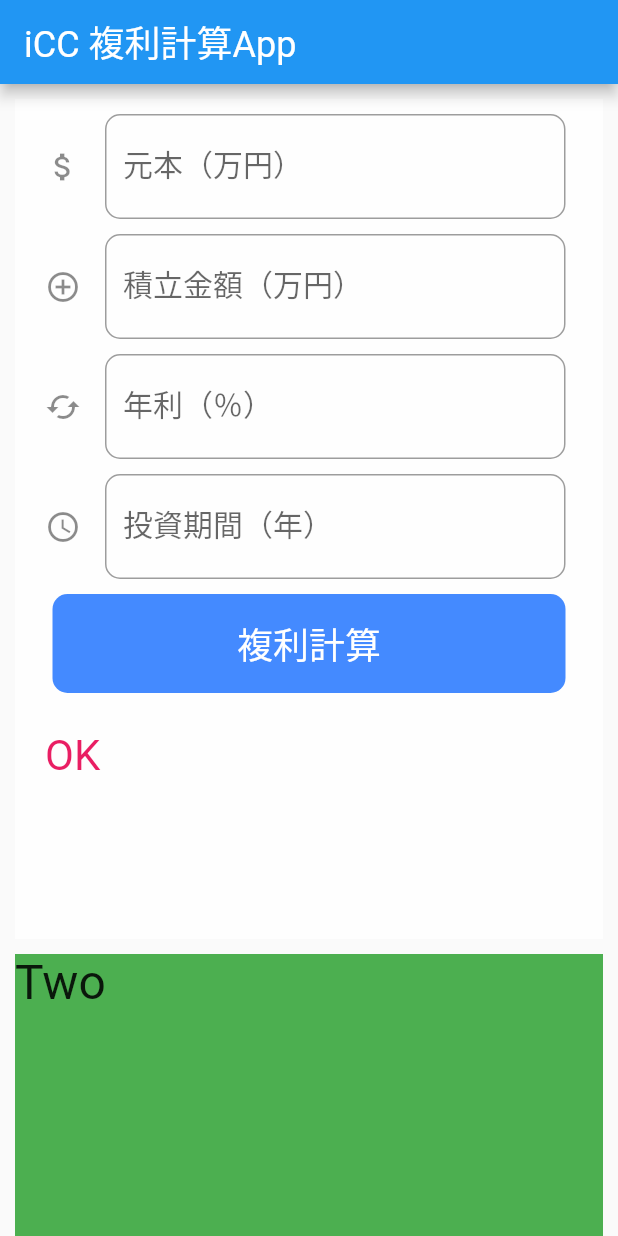
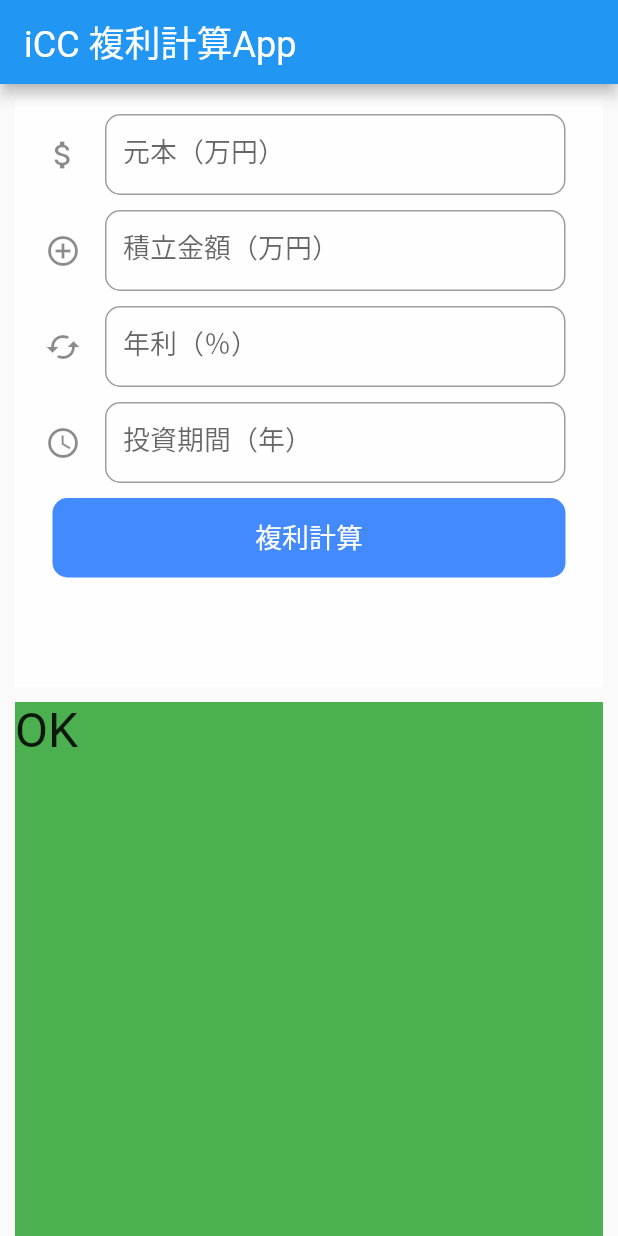
Before and after one commit to earlydogs/fluttertest1app, a Flutter app: the screen it shows after launch, on a phone screen of 412 x 824 dp. Run offline on Flutter 3.47's test engine with Material 2 defaults, Android fonts, the phone set to English and light mode, and no system bars; our stand-ins replace decimal.

Commit message:
20190918 1st complete input form

```diff
--- a/lib/main.dart
+++ b/lib/main.dart
@@ -1,7 +1,6 @@
 import 'package:flutter/material.dart';
 import 'package:decimal/decimal.dart';
 import 'dart:math';
-import 'package:keyboard_actions/keyboard_actions.dart';
 import 'package:flutter/cupertino.dart';
 
 void main() {
@@ -36,9 +35,10 @@ class _MyHomePageState extends State<MyHomePage> {
   var _message;
 //  final d = Decimal.parse;
 
-
-  var _emailFocusNode = FocusNode();
-  var _passwordFocusNode = FocusNode();
+  var _currentBalanceFocusNode = FocusNode();
+  var _monthlyAdditionFocusNode = FocusNode();
+  var _interestRateYearFocusNode = FocusNode();
+  var _periodYearFocusNode = FocusNode();
 
   //入力項目のコントローラ
   final _controllerCurrentBalance = TextEditingController();
@@ -46,7 +46,6 @@ class _MyHomePageState extends State<MyHomePage> {
   final _controllerInterestRateYear = TextEditingController();
   final _controllerPeriodYear = TextEditingController();
   //final _textController = TextEditingController();
-
 
   @override
   void initState() {
@@ -80,15 +79,16 @@ class _MyHomePageState extends State<MyHomePage> {
       ),
       body: GestureDetector(
         onTap: () {
-    _emailFocusNode.unfocus();
-    _passwordFocusNode.unfocus();
-
+          _currentBalanceFocusNode.unfocus();
+          _monthlyAdditionFocusNode.unfocus();
+          _interestRateYearFocusNode.unfocus();
+          _periodYearFocusNode.unfocus();
         },
-    child:new GridView.extent(
+        child: new GridView.extent(
           maxCrossAxisExtent: 600.0,
           mainAxisSpacing: 10.0,
           crossAxisSpacing: 10.0,
-          childAspectRatio: 0.7,
+          childAspectRatio: 1.0,
           padding: const EdgeInsets.all(10.0),
           children: <Widget>[
             Container(
@@ -111,9 +111,10 @@ class _MyHomePageState extends State<MyHomePage> {
                         ),
                         controller: _controllerCurrentBalance,
                         keyboardType: TextInputType.number,
-                          focusNode: _emailFocusNode,
+                        focusNode: _currentBalanceFocusNode,
                         style: TextStyle(
-                            fontSize: 20.0,
+                            fontSize: 18.0,
+                            height: 0.8,
                             color: Colors.blueAccent,
                             fontWeight: FontWeight.w400,
                             fontFamily: "Roboto"),
@@ -132,9 +133,10 @@ class _MyHomePageState extends State<MyHomePage> {
                         ),
                         controller: _controllerMonthlyAddition,
                         keyboardType: TextInputType.number,
-                          focusNode: _passwordFocusNode,
+                        focusNode: _monthlyAdditionFocusNode,
                         style: TextStyle(
-                            fontSize: 20.0,
+                            fontSize: 18.0,
+                            height: 0.8,
                             color: Colors.blueAccent,
                             fontWeight: FontWeight.w400,
                             fontFamily: "Roboto"),
@@ -153,8 +155,10 @@ class _MyHomePageState extends State<MyHomePage> {
                         ),
                         controller: _controllerInterestRateYear,
                         keyboardType: TextInputType.number,
+                        focusNode: _interestRateYearFocusNode,
                         style: TextStyle(
-                            fontSize: 20.0,
+                            fontSize: 18.0,
+                            height: 0.8,
                             color: Colors.blueAccent,
                             fontWeight: FontWeight.w400,
                             fontFamily: "Roboto"),
@@ -173,8 +177,10 @@ class _MyHomePageState extends State<MyHomePage> {
                         ),
                         controller: _controllerPeriodYear,
                         keyboardType: TextInputType.number,
+                        focusNode: _periodYearFocusNode,
                         style: TextStyle(
-                            fontSize: 20.0,
+                            fontSize: 18.0,
+                            height: 0.8,
                             color: Colors.blueAccent,
                             fontWeight: FontWeight.w400,
                             fontFamily: "Roboto"),
@@ -191,7 +197,8 @@ class _MyHomePageState extends State<MyHomePage> {
                         child: Text(
                           "複利計算",
                           style: TextStyle(
-                              fontSize: 24.0,
+                              fontSize: 18.0,
+                              height: 1.3,
                               fontWeight: FontWeight.w400,
                               fontFamily: "Roboto",
                               color: Colors.white),
@@ -199,23 +206,12 @@ class _MyHomePageState extends State<MyHomePage> {
                         onPressed: buttonPressed,
                       ),
                     ),
-                    Padding(
-                      padding: EdgeInsets.all(20.0),
-                      child: Text(
-                        _message,
-                        style: TextStyle(
-                            fontSize: 28.0,
-                            color: Colors.pink,
-                            fontWeight: FontWeight.w400,
-                            fontFamily: "Roboto"),
-                      ),
-                    ),
                   ],
                 )),
             Container(
               color: Colors.green,
               child: Text(
-                "Two",
+                _message,
                 style: TextStyle(
                     fontSize: 32.0,
                     fontWeight: FontWeight.w400,
```
